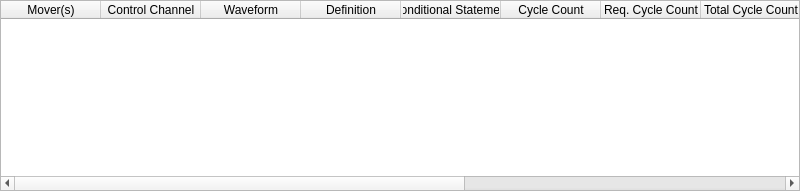
The window that SWDev/SWDev/TestSatusGroup.ui (PingJian2019/sw-device) describes before a commit, drawn with Qt 5.
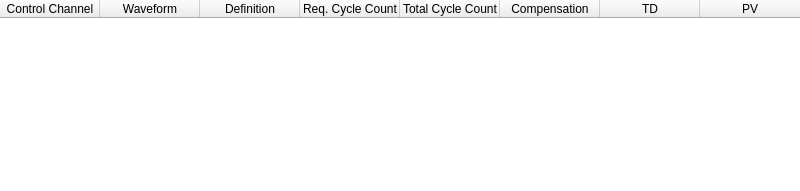
The same window after the commit.

What changed in the file:
```diff
--- a/SWDev/SWDev/TestSatusGroup.ui
+++ b/SWDev/SWDev/TestSatusGroup.ui
@@ -32,11 +32,9 @@
     </property>
     <item>
      <widget class="QTableWidget" name="tableWidget">
-      <column>
-       <property name="text">
-        <string>Mover(s)</string>
-       </property>
-      </column>
+      <property name="styleSheet">
+       <string notr="true">border:none</string>
+      </property>
       <column>
        <property name="text">
         <string>Control Channel</string>
@@ -52,16 +50,6 @@
         <string>Definition</string>
        </property>
       </column>
-      <column>
-       <property name="text">
-        <string>Conditional Statement</string>
-       </property>
-      </column>
-      <column>
-       <property name="text">
-        <string>Cycle Count</string>
-       </property>
-      </column>
       <column>
        <property name="text">
         <string>Req. Cycle Count</string>
@@ -87,11 +75,6 @@
         <string>PV</string>
        </property>
       </column>
-      <column>
-       <property name="text">
-        <string>LC</string>
-       </property>
-      </column>
      </widget>
     </item>
    </layout>
```
Left out of the diff: 2 changed lines with no effect on the pictures.
